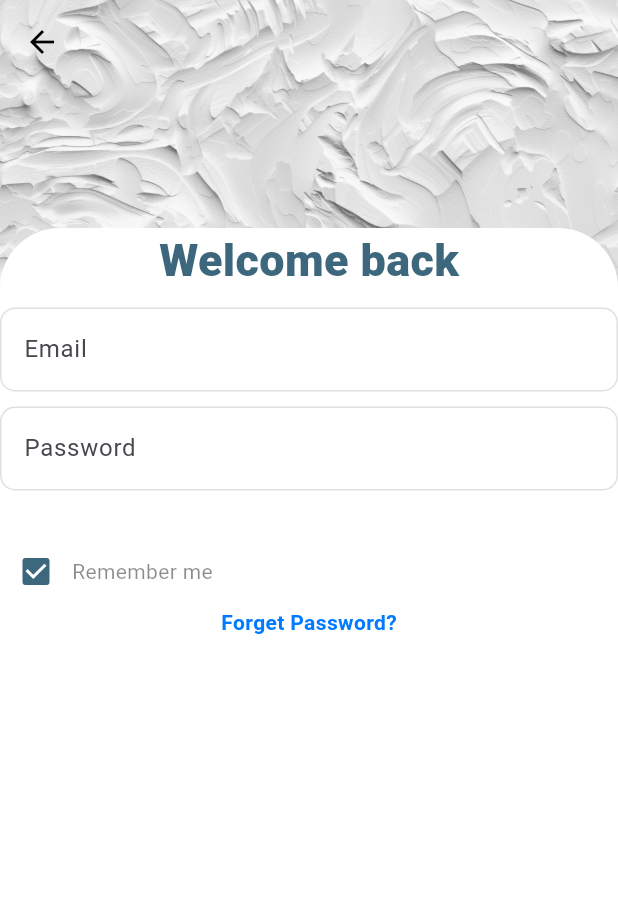
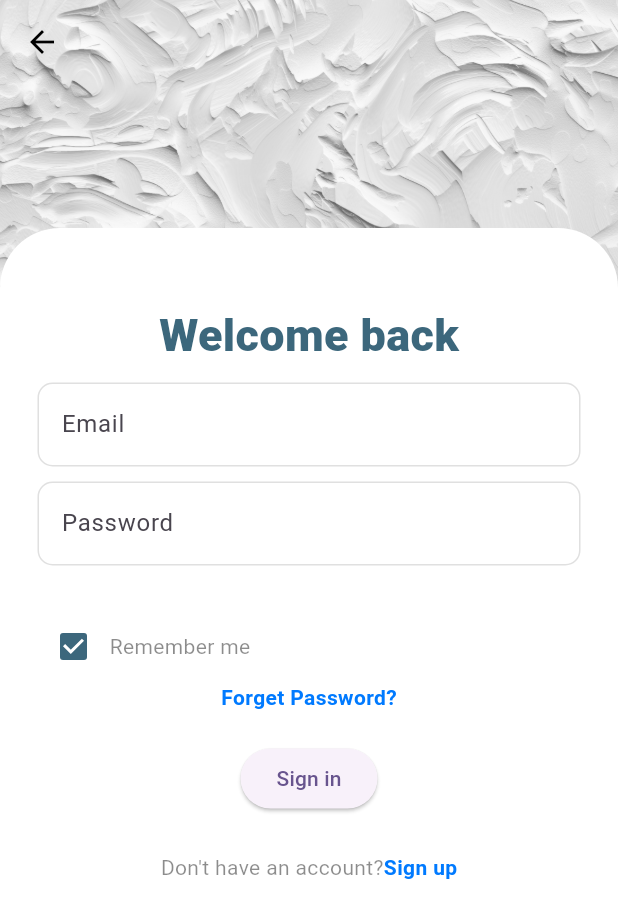
Before and after one commit to SondosAlnbary/final-project, a Flutter app: the SingnInScreen screen opened directly, on a phone screen of 412 x 824 dp. Shown: the top 918 px of the screen. Run offline on Flutter 3.47's test engine with Material 2 defaults, Android fonts, the phone set to English and light mode, and no system bars.

Commit message:
done with sign in scren

```diff
--- a/lib/screens/signin_screen.dart
+++ b/lib/screens/signin_screen.dart
@@ -1,3 +1,4 @@
+import 'package:final_project/screens/signup_screen.dart';
 import 'package:final_project/widgets/custom_scaffold.dart';
 import 'package:flutter/cupertino.dart';
 import 'package:flutter/material.dart';
@@ -27,6 +28,7 @@ Widget build(BuildContext context){
           Expanded(
             flex: 7,
             child: Container(
+              padding: const EdgeInsets.fromLTRB(25.0, 50.0, 25.0, 20.0),
             decoration: const BoxDecoration(
               color: Colors.white,
               borderRadius: BorderRadius.only(
@@ -144,7 +146,57 @@ Widget build(BuildContext context){
                 ),
                ),
               const SizedBox(height: 20,),
-
+              SizedBox(
+                child: ElevatedButton(
+                  onPressed: (){
+                    if(_formSignInKey.currentState!.validate()&&
+                    rememberPassword){
+                      ScaffoldMessenger.of(context).showSnackBar(
+                        const SnackBar(
+                          content:Text('Processing Data'),
+                        ),
+                        );
+                    }
+                    else if(!rememberPassword){
+                      ScaffoldMessenger.of(context).showSnackBar(
+                        const SnackBar(
+                          content: Text('Please agree to the processing of personal data'),
+                        ),
+                      );
+                    }
+                  },
+                  child: const Text('Sign in'),
+                ),
+              ),
+              const SizedBox(height: 25,),
+              Row(
+                mainAxisAlignment: MainAxisAlignment.center,
+                children: [
+                  const Text(
+                    'Don\'t have an account?',
+                    style: TextStyle(
+                      color: Colors.black45,
+                    ),
+                    ),
+                    GestureDetector(
+                      onTap: (){
+                        Navigator.push(
+                          context,
+                          MaterialPageRoute(
+                            builder: (e)=> const SingnUpScreen(),
+                          ),
+                          );
+                      },
+                      child: Text(
+                        'Sign up',
+                        style: TextStyle(
+                          fontWeight: FontWeight.bold,
+                          color: CupertinoColors.activeBlue,
+                        ),
+                      ),
+                    ),
+                ],
+              ),
 
                 ],
               ),
```
